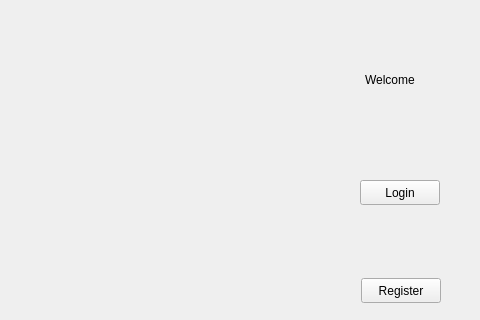
Before: the Qt Designer form src/client_side/QtCode/mainmenuview.ui in nobourge/INFO-F209, drawn with Qt 5; both pictures show x 0 to 480 and y 0 to 320 of the 803 by 634 pixel window.
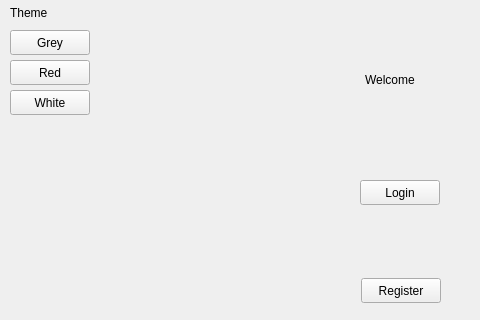
After: the same form once the commit is applied. The open tabs and pages were chosen to show the change. Icons and pictures are not drawn.

Commit message: theme button

```diff
--- a/src/client_side/QtCode/mainmenuview.ui
+++ b/src/client_side/QtCode/mainmenuview.ui
@@ -77,6 +77,63 @@
        <string>Login</string>
       </property>
      </widget>
+
+     <widget class="QLabel" name="label_Theme">
+                <property name="geometry">
+                 <rect>
+                  <x>10</x>
+                  <y>0</y>
+                  <width>80</width>
+                  <height>25</height>
+                 </rect>
+                </property>
+                <property name="text">
+                 <string>Theme</string>
+                </property>
+               </widget>
+
+     <widget class="QPushButton" name="pushButton_21">
+      <property name="geometry">
+       <rect>
+        <x>10</x>
+        <y>30</y>
+        <width>80</width>
+        <height>25</height>
+       </rect>
+      </property>
+      <property name="text">
+       <string>Grey</string>
+      </property>
+     </widget>
+
+     <widget class="QPushButton" name="pushButton_22">
+      <property name="geometry">
+       <rect>
+        <x>10</x>
+        <y>60</y>
+        <width>80</width>
+        <height>25</height>
+       </rect>
+      </property>
+      <property name="text">
+       <string>Red</string>
+      </property>
+     </widget>
+
+     <widget class="QPushButton" name="pushButton_23">
+      <property name="geometry">
+       <rect>
+        <x>10</x>
+        <y>90</y>
+        <width>80</width>
+        <height>25</height>
+       </rect>
+      </property>
+      <property name="text">
+       <string>White</string>
+      </property>
+     </widget>
+
      <widget class="QPushButton" name="pushButton_6">
       <property name="geometry">
        <rect>
```
The commit also changes 3 other files.
